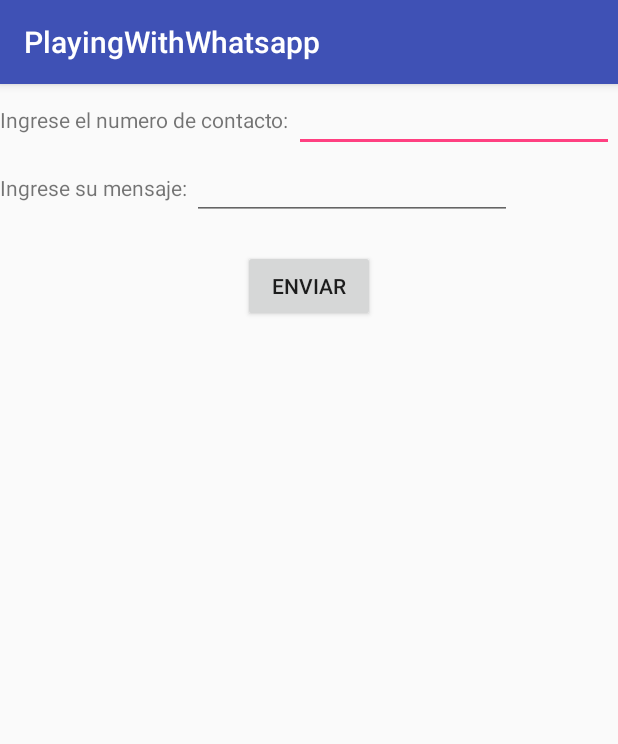
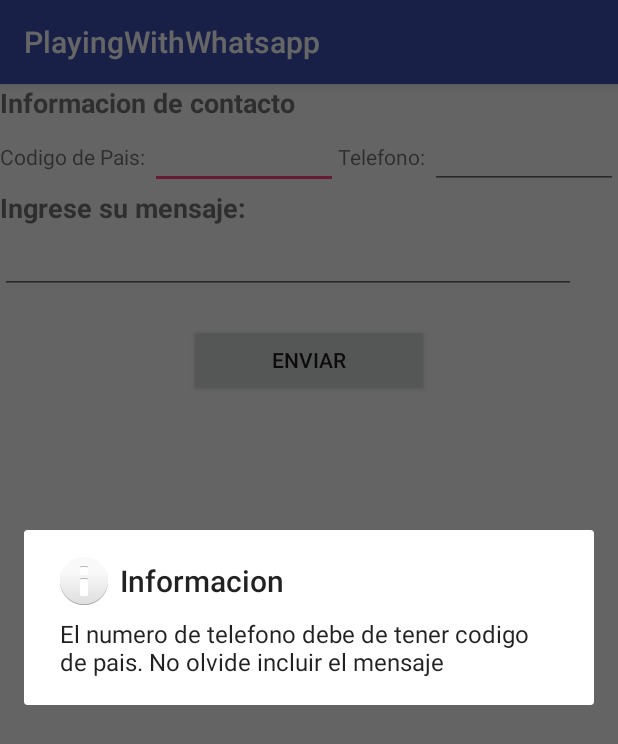
Before and after one commit to rsalazar1805/cursoandroid-tarea2, an Android app: the screen it shows after launch (MainActivity), after a tap on "ENVIAR", on a phone screen of 412 x 824 dp. Shown: the top 744 px of the screen. Run offline under Robolectric (Android 15) with nearby library versions, the phone set to English and light mode, and no system bars.

Commit message:
Commit verdadero de la tarea.
Esta funcionalidad posee las siguientes validaciones:
-Debe de escribir un mensaje
-Si escribe mensaje y numero de telefono, debe de indicar el codigo de pais.
-Si no escribe el numero de telefono ni codigo de pais, se selecciona el contacto

```diff
--- a/app/src/main/java/com/ronald/playingwithwhatsapp/MainActivity.java
+++ b/app/src/main/java/com/ronald/playingwithwhatsapp/MainActivity.java
@@ -1,14 +1,12 @@
 package com.ronald.playingwithwhatsapp;
 
 import android.content.Intent;
-import android.content.pm.PackageInfo;
-import android.content.pm.PackageManager;
 import android.net.Uri;
 import android.support.v7.app.AppCompatActivity;
 import android.os.Bundle;
-
 import android.view.View;
 import android.widget.Button;
+import android.widget.EditText;
 import android.widget.Toast;
 
 
@@ -16,72 +14,65 @@ import android.widget.Toast;
 public class MainActivity extends AppCompatActivity {
 
     private View.OnClickListener Listener;
-
+    private String message;
+    private String number;
+    private String code;
 
     @Override
     protected void onCreate(Bundle savedInstanceState) {
         super.onCreate(savedInstanceState);
+
         setContentView(R.layout.activity_main);
-
         Button btnEnviar = findViewById(R.id.btnEnviar);
 
         Listener = new View.OnClickListener() {
             @Override
             public void onClick(View view) {
-                //openWhatsApp(view);
-                SendToWhatup(view);
+                if(requiredData()){
+                    sendToWhatup(view);
+                }
+                else{
+                    Popups errorPopup = new Popups();
+                    errorPopup.show(getFragmentManager(),"Test");
+                }
+
             }
         };
 
         btnEnviar.setOnClickListener(Listener);
 
-
     }
 
-    private void openWhatsApp(View view){
-        PackageManager pm=getPackageManager();
-        try {
-            String text = "Esto es una prueba"; // Replace with your own message.
-            //String toNumber = "50687994999"; //
-            String toNumber = "50688165112"; //
-            PackageInfo info=pm.getPackageInfo("com.whatsapp", PackageManager.GET_META_DATA);
+    private boolean requiredData() {
+        EditText inputCountryCode = findViewById(R.id.editTxtCountryCode);
+        EditText inputNumber = findViewById(R.id.editTxtNumber);
+        EditText inputMessage = findViewById(R.id.editTxtMessage);
 
-            Intent waIntent = new Intent(Intent.ACTION_SEND);
-            waIntent.putExtra(Intent.EXTRA_TEXT, text);
-            waIntent.putExtra(Intent.EXTRA_TEXT, toNumber);
-            waIntent.setType("text/plain");
+        code = inputCountryCode.getText().toString();
+        number = inputNumber.getText().toString();
+        message = inputMessage.getText().toString();
 
-            waIntent.setPackage("com.whatsapp");
-
-
-            startActivity(Intent.createChooser(waIntent, "Enviar a..."));
-
-        } catch (PackageManager.NameNotFoundException e) {
-            Toast.makeText(this, "WhatsApp not Installed", Toast.LENGTH_SHORT).show();
-        }catch(Exception e){
-            e.printStackTrace();
+        if (number.isEmpty())
+        {
+            return message.isEmpty() ? false : true;
+        }
+        else {
+            return (message.isEmpty() || code.isEmpty()) ? false : true;
         }
     }
 
-    private void SendToWhatup(View view){
-        PackageManager pm=getPackageManager();
+    private void sendToWhatup(View view){
         try {
-
-            String toNumber = "50687994999"; //
-            String text = "Texto de prueba";// Replace with your message.
-
-
             Intent intent = new Intent(Intent.ACTION_VIEW);
-            intent.setData(Uri.parse("http://api.whatsapp.com/send?phone="+toNumber +"&text="+text));
+            intent.setData(Uri.parse("http://api.whatsapp.com/send?phone="+ code + number +"&text="+message));
             startActivity(intent);
 
         }
         catch (Exception e){
-            e.printStackTrace();
-            Toast.makeText(MainActivity.this,"it may be you dont have whats app",Toast.LENGTH_LONG).show();
+            //e.printStackTrace();
+            Toast.makeText(MainActivity.this,R.string.noWhatapp,Toast.LENGTH_LONG).show();
 
         }
     }
 
-
 }
--- /dev/null
+++ b/app/src/main/java/com/ronald/playingwithwhatsapp/Popups.java
@@ -0,0 +1,25 @@
+package com.ronald.playingwithwhatsapp;
+
+import android.app.AlertDialog;
+import android.app.Dialog;
+import android.app.DialogFragment;
+import android.os.Bundle;
+
+
+public class Popups extends DialogFragment{
+
+
+    @Override
+    public Dialog onCreateDialog(Bundle savedInstanceState) {
+
+        AlertDialog.Builder builder = new AlertDialog.Builder(getActivity());
+        builder.setMessage(R.string.dialog_NoMessage)
+                .setTitle(R.string.dialog_ErrorTitle)
+                .setIcon(android.R.drawable.ic_dialog_info)
+
+        ;
+
+        return builder.create();
+    }
+
+}
--- a/app/src/main/res/layout/activity_main.xml
+++ b/app/src/main/res/layout/activity_main.xml
@@ -8,48 +8,79 @@
 
 
     <LinearLayout
+        android:orientation="vertical"
         android:layout_width="wrap_content"
         android:layout_height="wrap_content">
 
         <TextView
             android:layout_width="wrap_content"
             android:layout_height="wrap_content"
-            android:text="Ingrese el numero de contacto: " />
+            android:text="Informacion de contacto"
+            android:textSize="18sp"
+            android:textStyle="bold" />
 
-        <EditText
-            android:id="@+id/editTxtNumero"
+        <LinearLayout
+            android:orientation="horizontal"
             android:layout_width="wrap_content"
-            android:layout_height="wrap_content"
-            android:layout_weight="1"
-            android:ems="10"
-            android:inputType="text" />
-    </LinearLayout>
+            android:layout_height="wrap_content">
 
-    <LinearLayout
-        android:layout_width="wrap_content"
-        android:layout_height="wrap_content">
+            <TextView
+                android:layout_width="wrap_content"
+                android:layout_height="wrap_content"
+                android:text="Codigo de Pais: " />
+
+
+            <EditText
+                android:id="@+id/editTxtCountryCode"
+                android:layout_width="wrap_content"
+                android:layout_height="wrap_content"
+                android:layout_weight="1"
+                android:ems="10"
+                android:inputType="number" />
+
+            <TextView
+                android:layout_width="wrap_content"
+                android:layout_height="wrap_content"
+                android:text="Telefono: " />
+
+            <EditText
+                android:id="@+id/editTxtNumber"
+                android:layout_width="wrap_content"
+                android:layout_height="wrap_content"
+                android:layout_weight="1"
+                android:ems="10"
+                android:inputType="phone"
+                android:numeric="integer" />
+
+        </LinearLayout>
+
 
         <TextView
             android:layout_width="wrap_content"
             android:layout_height="wrap_content"
-            android:text="Ingrese su mensaje: " />
+            android:text="Ingrese su mensaje: "
+            android:textSize="18sp"
+            android:textStyle="bold" />
 
         <EditText
-            android:id="@+id/editTxtMensaje"
+            android:id="@+id/editTxtMessage"
             android:layout_width="wrap_content"
             android:layout_height="wrap_content"
             android:layout_weight="1"
-            android:ems="10"
+            android:ems="18"
             android:inputType="textMultiLine"
             />
 
-    </LinearLayout        >
+
+    </LinearLayout>
+
 
     <Button android:id="@+id/btnEnviar"
         android:layout_margin="20dp"
         android:layout_width="wrap_content"
         android:layout_gravity="center"
         android:layout_height="wrap_content"
+        android:ems="10"
         android:text="Enviar"
         />
 
--- a/app/src/main/res/values/strings.xml
+++ b/app/src/main/res/values/strings.xml
@@ -1,3 +1,6 @@
 <resources>
     <string name="app_name">PlayingWithWhatsapp</string>
+    <string name="dialog_NoMessage">El numero de telefono debe de tener codigo de pais. No olvide incluir el mensaje</string>
+    <string name="dialog_ErrorTitle">Informacion</string>
+    <string name="noWhatapp">Debes de instalar Whatsapp</string>
 </resources>
```
